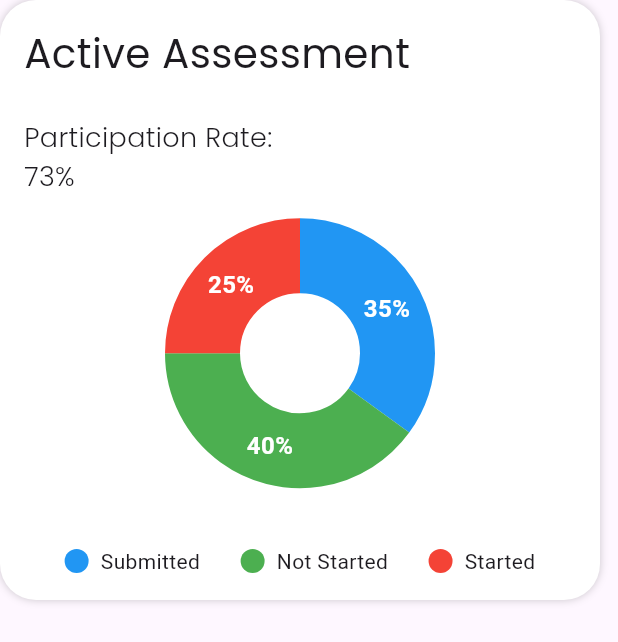
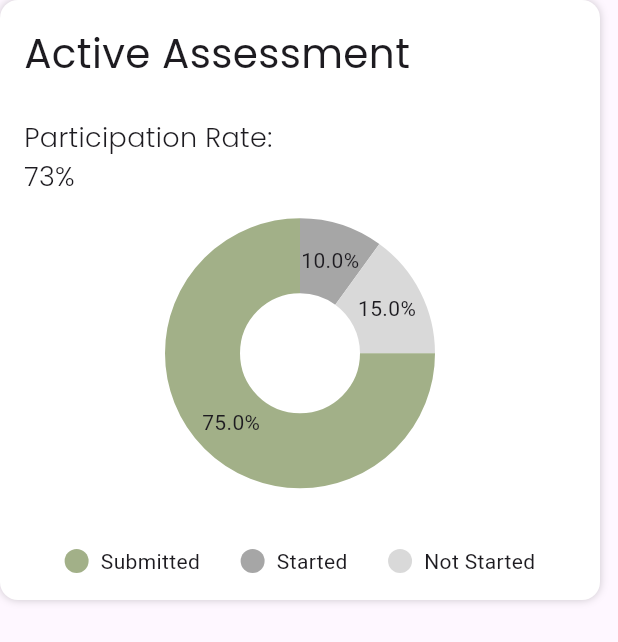
Before and after one commit to Michkwetzel/Lucidorg-Dashboard-Demo, a Flutter app: the ActiveAssessmentWidget widget shown alone on an empty page, opened directly, on a phone screen of 412 x 824 dp. Shown: the top 642 px of the screen. Run offline on Flutter 3.47's test engine with Material 3 defaults, Android fonts, the light colour scheme and no system bars; drawn by our look-alikes of fl_chart; our stand-ins replace cloud_firestore, dotted_border, firebase_auth, firebase_core, flutter_riverpod, flutter_svg and 1 more; missing offline and left inert: flutter_dropzone; accounts and stored records are empty; generated files the repository leaves out were written again.

Commit message:
ActiveAssessment update. Current Action Area build and start with Top Concerns

```diff
--- a/lib/components/auth/layouts/enterEmailPasswordLayout.dart
+++ b/lib/components/auth/layouts/enterEmailPasswordLayout.dart
@@ -5,7 +5,7 @@ import 'package:flutter_riverpod/flutter_riverpod.dart';
 import 'package:logging/logging.dart';
 import 'package:platform_front/components/auth/buttons/bottomButtonsRow.dart';
 import 'package:platform_front/components/auth/buttons/tempComponents.dart';
-import 'package:platform_front/components/textFields/textfieldGray.dart';
+import 'package:platform_front/components/global/textfieldGray.dart';
 import 'package:platform_front/config/constants.dart';
 import 'package:platform_front/config/enums.dart';
 import 'package:platform_front/config/providers.dart';
--- a/lib/components/auth/layouts/enterTokenLayout.dart
+++ b/lib/components/auth/layouts/enterTokenLayout.dart
@@ -4,7 +4,7 @@ import 'package:flutter/material.dart';
 import 'package:flutter_riverpod/flutter_riverpod.dart';
 import 'package:logging/logging.dart';
 import 'package:platform_front/components/auth/buttons/bottomButtonsRow.dart';
-import 'package:platform_front/components/textFields/textfieldGray.dart';
+import 'package:platform_front/components/global/textfieldGray.dart';
 import 'package:platform_front/config/constants.dart';
 import 'package:platform_front/config/providers.dart';
 import 'package:platform_front/components/auth/layouts/enterEmailPasswordLayout.dart';
--- a/lib/components/dashboard/createAssessment/emailList/emailListAdd/emailListAddLayout.dart
+++ b/lib/components/dashboard/createAssessment/emailList/emailListAdd/emailListAddLayout.dart
@@ -4,7 +4,7 @@ import 'package:platform_front/components/buttons/CallToActionButton.dart';
 import 'package:platform_front/components/buttons/secondaryButton.dart';
 import 'package:platform_front/components/dashboard/createAssessment/emailList/radioButton/radioButtonRow.dart';
 import 'package:platform_front/components/dashboard/createAssessment/emailList/emailListAdd/uploadCSVWidget.dart';
-import 'package:platform_front/components/textFields/textfieldGray.dart';
+import 'package:platform_front/components/global/textfieldGray.dart';
 import 'package:platform_front/config/constants.dart';
 import 'package:platform_front/config/providers.dart';
 
--- /dev/null
+++ b/lib/components/dashboard/home/Sections/ActiveAssessmentWidget.dart
@@ -0,0 +1,103 @@
+import 'package:fl_chart/fl_chart.dart';
+import 'package:flutter/material.dart';
+import 'package:platform_front/components/dashboard/home/charts/pieChartWidget.dart';
+import 'package:platform_front/config/constants.dart';
+
+class ActiveAssessmentWidget extends StatelessWidget {
+  ActiveAssessmentWidget({super.key});
+
+  final List<PieChartSectionData> sections = [
+    PieChartSectionData(
+      value: 35,
+      title: '35%',
+      color: const Color(0xFFA2B088),
+      radius: 50,
+      titleStyle: const TextStyle(
+        fontSize: 16,
+        fontWeight: FontWeight.bold,
+        color: Colors.white,
+      ),
+    ),
+    PieChartSectionData(
+      value: 40,
+      title: '40%',
+      color: const Color(0xFFA6A6A6),
+      radius: 50,
+      titleStyle: const TextStyle(
+        fontSize: 16,
+        fontWeight: FontWeight.bold,
+        color: Colors.white,
+      ),
+    ),
+    PieChartSectionData(
+      value: 25,
+      title: '25%',
+      color: const Color(0xFFD9D9D9),
+      radius: 50,
+      titleStyle: const TextStyle(
+        fontSize: 16,
+        fontWeight: FontWeight.bold,
+        color: Colors.white,
+      ),
+    ),
+  ];
+
+  @override
+  Widget build(BuildContext context) {
+    return Container(
+      height: 400,
+      width: 400,
+      padding: const EdgeInsets.all(16),
+      decoration: kboxShadowNormal,
+      child: Column(
+        crossAxisAlignment: CrossAxisAlignment.start,
+        children: [
+          const Text('Active Assessment', style: kH2PoppinsRegular),
+          const SizedBox(height: 24),
+          const Text('Participation Rate:', style: kH5PoppinsLight),
+          const Text("73%", style: kH5PoppinsLight),
+          const Flexible(
+            child: Align(
+              alignment: Alignment.topCenter,
+              child: PieChartWidget(
+                values: [10, 15, 75],
+              ),
+            ),
+          ),
+          const SizedBox(height: 24),
+          // Legend
+          Row(
+            mainAxisAlignment: MainAxisAlignment.spaceEvenly,
+            children: [
+              _buildLegendItem('Submitted', const Color(0xFFA2B088)),
+              _buildLegendItem('Started', const Color(0xFFA6A6A6)),
+              _buildLegendItem('Not Started', const Color(0xFFD9D9D9)),
+            ],
+          ),
+        ],
+      ),
+    );
+  }
+
+  Widget _buildLegendItem(String label, Color color) {
+    return Row(
+      children: [
+        Container(
+          width: 16,
+          height: 16,
+          decoration: BoxDecoration(
+            color: color,
+            shape: BoxShape.circle,
+          ),
+        ),
+        const SizedBox(width: 8),
+        Text(
+          label,
+          style: const TextStyle(
+            fontSize: 14,
+          ),
+        ),
+      ],
+    );
+  }
+}
--- a/lib/components/dashboard/home/charts/pieChartWidget.dart
+++ b/lib/components/dashboard/home/charts/pieChartWidget.dart
@@ -1,121 +1,60 @@
 import 'package:fl_chart/fl_chart.dart';
 import 'package:flutter/material.dart';
-import 'package:platform_front/config/constants.dart';
 
-class ActiveAssessmentWidget extends StatelessWidget {
-  ActiveAssessmentWidget({super.key});
+class PieChartWidget extends StatefulWidget {
+  const PieChartWidget({
+    super.key,
+    required this.values,
+  });
 
-  // Sample data - you can replace these values
-  final List<PieChartSectionData> sections = [
-    PieChartSectionData(
-      value: 35,
-      title: '35%',
-      color: Colors.blue,
-      radius: 50,
-      titleStyle: const TextStyle(
-        fontSize: 16,
-        fontWeight: FontWeight.bold,
-        color: Colors.white,
-      ),
-    ),
-    PieChartSectionData(
-      value: 40,
-      title: '40%',
-      color: Colors.green,
-      radius: 50,
-      titleStyle: const TextStyle(
-        fontSize: 16,
-        fontWeight: FontWeight.bold,
-        color: Colors.white,
-      ),
-    ),
-    PieChartSectionData(
-      value: 25,
-      title: '25%',
-      color: Colors.red,
-      radius: 50,
-      titleStyle: const TextStyle(
-        fontSize: 16,
-        fontWeight: FontWeight.bold,
-        color: Colors.white,
-      ),
-    ),
-  ];
+  final List<double> values;
+
+  @override
+  State<PieChartWidget> createState() => _PieChartWidgetState();
+}
+
+class _PieChartWidgetState extends State<PieChartWidget> {
+  int touchedIndex = -1;
+  final List<String> labels = ['Submitted', 'Started', 'Not Started'];
+  final List<Color> colors = [const Color(0xFFA6A6A6), const Color(0xFFD9D9D9), const Color(0xFFA2B088)];
 
   @override
   Widget build(BuildContext context) {
-    return Container(
-      height: 400,
-      width: 400,
-      padding: const EdgeInsets.all(16),
-      decoration: BoxDecoration(
-        boxShadow: [BoxShadow(color: Colors.black.withOpacity(0.20), blurRadius: 4)],
-        color: Colors.white,
-        borderRadius: BorderRadius.circular(24),
-      ),
-      child: Column(
-        crossAxisAlignment: CrossAxisAlignment.start,
-        children: [
-          const Text('Active Assessment', style: kH2PoppinsRegular),
-          const SizedBox(height: 24),
-          Text('Participation Rate:', style: kH5PoppinsLight),
-          Text("73%", style: kH5PoppinsLight),
-          Flexible(child: PieChartWidget(sections: sections)),
-          const SizedBox(height: 24),
-          // Legend
-          Row(
-            mainAxisAlignment: MainAxisAlignment.spaceEvenly,
-            children: [
-              _buildLegendItem('Submitted', Colors.blue),
-              _buildLegendItem('Not Started', Colors.green),
-              _buildLegendItem('Started', Colors.red),
-            ],
+    return AspectRatio(
+      aspectRatio: 1.3,
+      child: PieChart(
+        PieChartData(
+          sections: showingSections(),
+          sectionsSpace: 0,
+          centerSpaceRadius: 40,
+          startDegreeOffset: 270,
+          pieTouchData: PieTouchData(
+            touchCallback: (FlTouchEvent event, pieTouchResponse) {
+              setState(() {
+                if (!event.isInterestedForInteractions || pieTouchResponse == null || pieTouchResponse.touchedSection == null) {
+                  touchedIndex = -1;
+                  return;
+                }
+                touchedIndex = pieTouchResponse.touchedSection!.touchedSectionIndex;
+              });
+            },
           ),
-        ],
+        ),
       ),
     );
   }
 
-  Widget _buildLegendItem(String label, Color color) {
-    return Row(
-      children: [
-        Container(
-          width: 16,
-          height: 16,
-          decoration: BoxDecoration(
-            color: color,
-            shape: BoxShape.circle,
-          ),
-        ),
-        const SizedBox(width: 8),
-        Text(
-          label,
-          style: const TextStyle(
-            fontSize: 14,
-          ),
-        ),
-      ],
-    );
+  List<PieChartSectionData> showingSections() {
+    return List.generate(widget.values.length, (i) {
+      final isTouched = i == touchedIndex;
+      final radius = isTouched ? 55.0 : 50.0;
+
+      return PieChartSectionData(
+        value: widget.values[i],
+        title: '${widget.values[i].toString()}%',
+        color: colors[i],
+        radius: radius,
+      );
+    });
   }
 }
-
-class PieChartWidget extends StatelessWidget {
-  const PieChartWidget({
-    super.key,
-    required this.sections,
-  });
-
-  final List<PieChartSectionData> sections;
-
-  @override
-  Widget build(BuildContext context) {
-    return PieChart(
-      PieChartData(
-        sections: sections,
-        sectionsSpace: 0,
-        centerSpaceRadius: 40,
-        startDegreeOffset: 270, // Start from top
-      ),
-    );
-  }
-}
--- a/lib/config/constants.dart
+++ b/lib/config/constants.dart
@@ -108,8 +108,8 @@ const kH2TotalScore = TextStyle(fontFamily: 'Poppins', fontWeight: FontWeight.w5
 
 // ****************************************** Total diff***************************************
 
-const kH1Diff = TextStyle(fontFamily: 'Poppins', fontWeight: FontWeight.w500, fontSize: 20, color: Color(0xFFF03535));
-const kH2Diff = TextStyle(fontFamily: 'Poppins', fontWeight: FontWeight.w500, fontSize: 15, color: Color(0xFFF03535));
+const kH1Diff = TextStyle(fontFamily: 'Poppins', fontWeight: FontWeight.w400, fontSize: 20, color: Color(0xFFF03535));
+const kH2Diff = TextStyle(fontFamily: 'Poppins', fontWeight: FontWeight.w300, fontSize: 15, color: Color(0xFFF03535));
 
 // Button TextStyles
 const kCallToActionButtonTextStyle = TextStyle(
@@ -212,3 +212,10 @@ const String kCreateAssessmentPath = 'https://createassessment-rbyavkqn2a-uc.a.r
 
 
 // const String kCreateTokensPath = 'http://127.0.0.1:5001/efficiency-1st/us-central1/createTokens';
+
+
+BoxDecoration kboxShadowNormal = BoxDecoration(
+        boxShadow: [BoxShadow(color: Colors.black.withOpacity(0.20), blurRadius: 4)],
+        color: Colors.white,
+        borderRadius: BorderRadius.circular(12),
+      );
--- a/lib/config/enums.dart
+++ b/lib/config/enums.dart
@@ -5,3 +5,5 @@ enum EmailListRadioButtonType {ceo, cSuite, employee }
 enum NavBarButtonType {createAssessment, companyInfo, logOut, home, results, blueprints}
 
 enum Permission {exec, employee, guest, error}
+
+enum Diffsize {H1, H2, H3, H4}
```
Also changed, not shown: lib/components/dashboard/home/Sections/EfficiencyScoresWidget.dart (added, +45 -0 lines), lib/components/dashboard/home/Sections/currentActionAreaWidget.dart (added, +53 -0 lines), lib/components/dashboard/home/charts/barChartWidget.dart (+71 -30 lines), lib/components/dashboard/home/homeScreenBody.dart (+57 -50 lines), lib/components/global/diffTriangleRedWidget.dart (added, +40 -0 lines), lib/components/global/textfieldGray.dart (renamed from lib/components/textFields/textfieldGray.dart).
